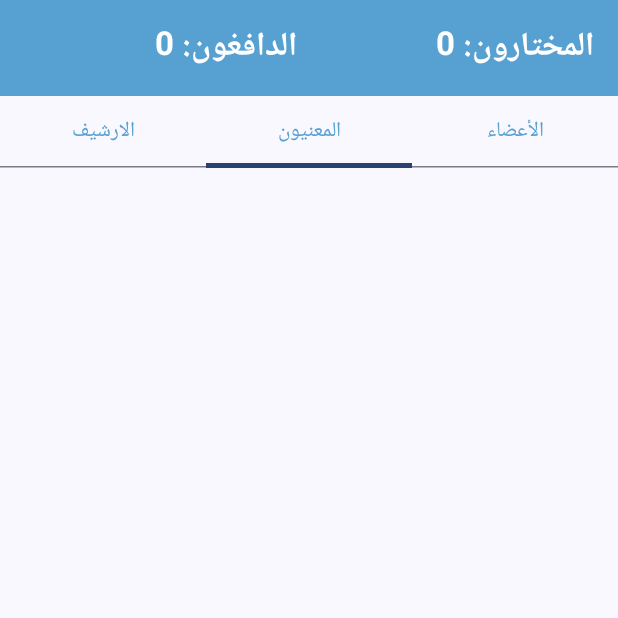
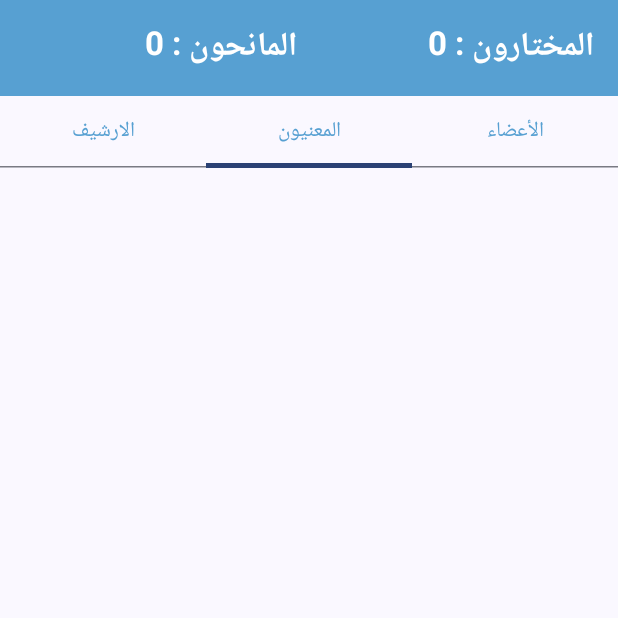
Before and after one commit to AdhamCl/SwimTrip, an Android app built with Jetpack Compose: the screen it shows after launch (MainActivity), tab 2 chosen, on a phone screen of 412 x 824 dp, the top half of it. Run offline under Robolectric (Android 15) with nearby library versions, the phone set to English and light mode, and no system bars; our stand-ins replace Dagger/Hilt's generated code, Room's generated code, accompanist.

Commit message:
final commit

```diff
--- a/app/src/main/java/com/example/swimtrip/screens/chosen/ChosenTopBar.kt
+++ b/app/src/main/java/com/example/swimtrip/screens/chosen/ChosenTopBar.kt
@@ -32,14 +32,14 @@ fun ChosenTopBar(
     ) {
         Text(
             modifier = Modifier.weight(5f),
-            text = "المختارون: ${chosenMembersCount} ",
+            text = "المختارون : ${chosenMembersCount} ",
             fontSize = 22.sp,
             color = Color.White,
             fontWeight = FontWeight.Bold
         )
         Text(
             modifier = Modifier.weight(5f),
-            text = "الدافغون: ${chosenAndPaidMembersCount}",
+            text = "المانحون : ${chosenAndPaidMembersCount}",
             fontSize = 22.sp,
             color = Color.White,
             fontWeight = FontWeight.Bold
```
